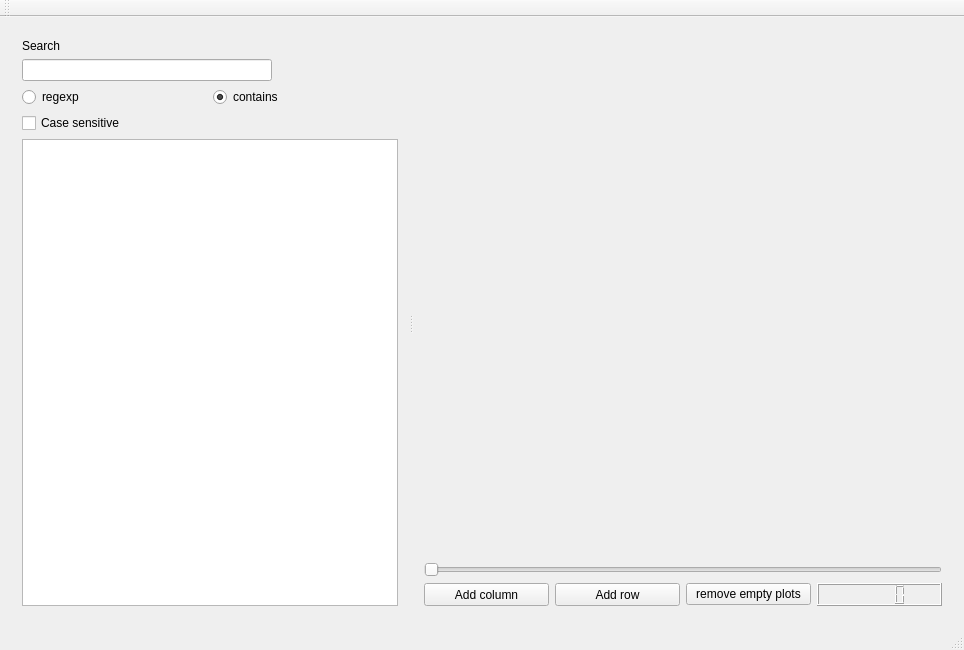
Qt form mainwindow.ui (ziparker/PlotJuggler) before a commit.
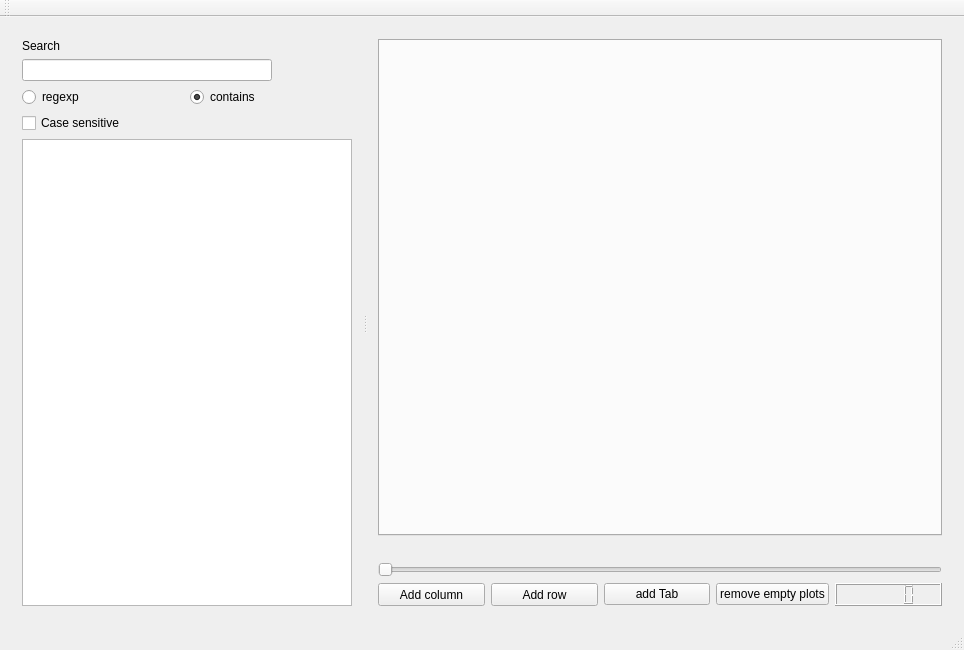
The same form after that commit.

Commit message: Detached the grid layout

```diff
--- a/mainwindow.ui
+++ b/mainwindow.ui
@@ -143,16 +143,22 @@
        </layout>
       </widget>
       <widget class="QWidget" name="layoutWidget">
-       <layout class="QVBoxLayout" name="centralLayout" stretch="1,0,0,0">
+       <layout class="QVBoxLayout" name="centralLayout" stretch="0,0,0,0">
         <property name="sizeConstraint">
          <enum>QLayout::SetMaximumSize</enum>
         </property>
         <item>
-         <layout class="QGridLayout" name="plotsLayout" rowstretch="0" columnstretch="0">
-          <property name="sizeConstraint">
-           <enum>QLayout::SetDefaultConstraint</enum>
+         <widget class="QTabWidget" name="tabWidget">
+          <property name="sizePolicy">
+           <sizepolicy hsizetype="Expanding" vsizetype="Expanding">
+            <horstretch>0</horstretch>
+            <verstretch>1</verstretch>
+           </sizepolicy>
           </property>
-         </layout>
+          <property name="currentIndex">
+           <number>-1</number>
+          </property>
+         </widget>
         </item>
         <item>
          <spacer name="verticalSpacer">
@@ -223,6 +229,13 @@
             </property>
            </widget>
           </item>
+          <item>
+           <widget class="QPushButton" name="addTabButton">
+            <property name="text">
+             <string>add Tab</string>
+            </property>
+           </widget>
+          </item>
           <item>
            <widget class="QPushButton" name="pushremoveEmpty">
             <property name="enabled">
```
The commit also changes 11 other files.
